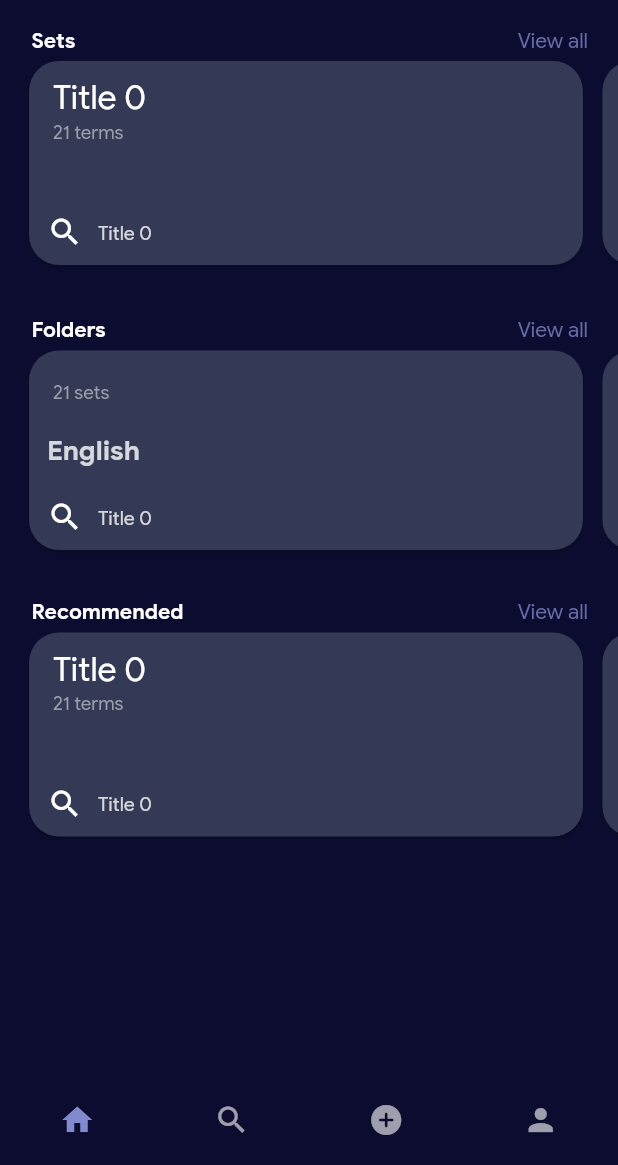
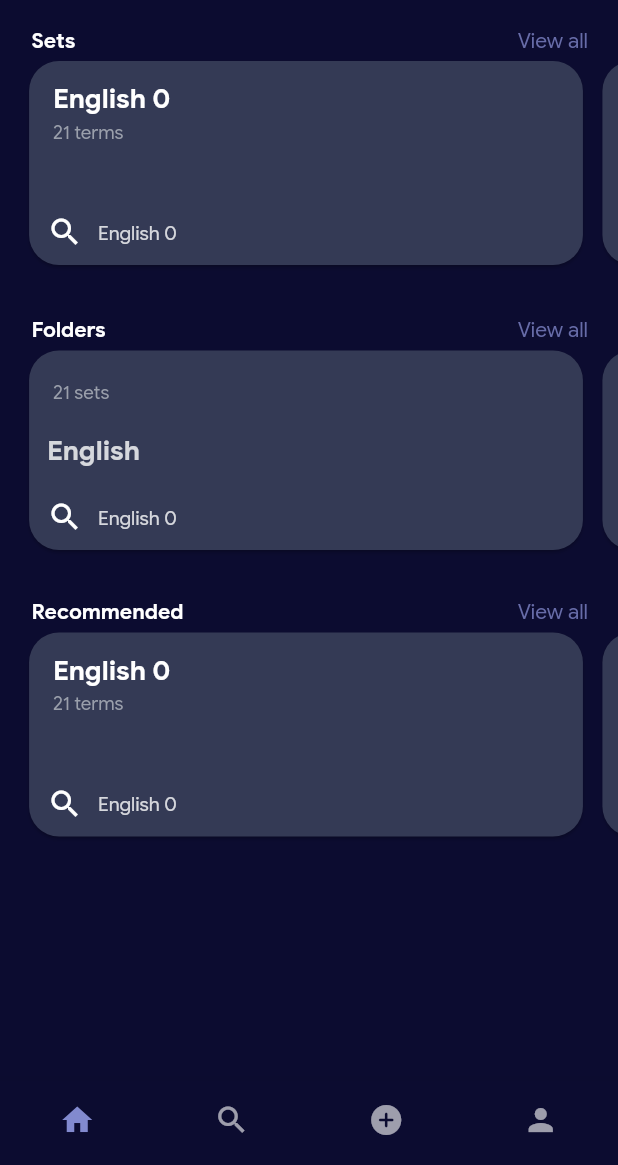
Before and after one commit to vanh2604/quizlet-clone, a Flutter app: the MainScreen screen opened by its route, on a phone screen of 412 x 824 dp, the part 71-1236 px from its top. Run offline on Flutter 3.47's test engine with Material 2 defaults, Android fonts, the phone set to English and light mode, and no system bars; our stand-ins replace auto_size_text, carousel_slider, firebase_core; accounts and stored records are empty.

Commit message:
main ui - set card fixed

```diff
--- a/lib/screens/main/home.dart
+++ b/lib/screens/main/home.dart
@@ -14,7 +14,7 @@ class HomeScreen extends StatelessWidget {
         (index) => {
               'username': 'Person #$index',
               'terms': Random().nextInt(100) + 1,
-              'title': 'Title $index',
+              'title': 'English $index',
             });
     return SingleChildScrollView(
       child: Container(
--- a/lib/widgets/set_card_home.dart
+++ b/lib/widgets/set_card_home.dart
@@ -34,7 +34,8 @@ class SetCardBig extends StatelessWidget {
               crossAxisAlignment: CrossAxisAlignment.start,
               children: [
                 ListTile(
-                  title: QText(text: title, color: Colors.white, size: 22.5),
+                  title: QText(
+                      text: title, color: Colors.white, size: 18, isBold: true),
                   subtitle: QText(
                       text: terms.toString() + " terms",
                       color: termTextColor,
```
Also changed, not shown: lib/widgets/folder_card_home.dart (+0 -28 lines).
